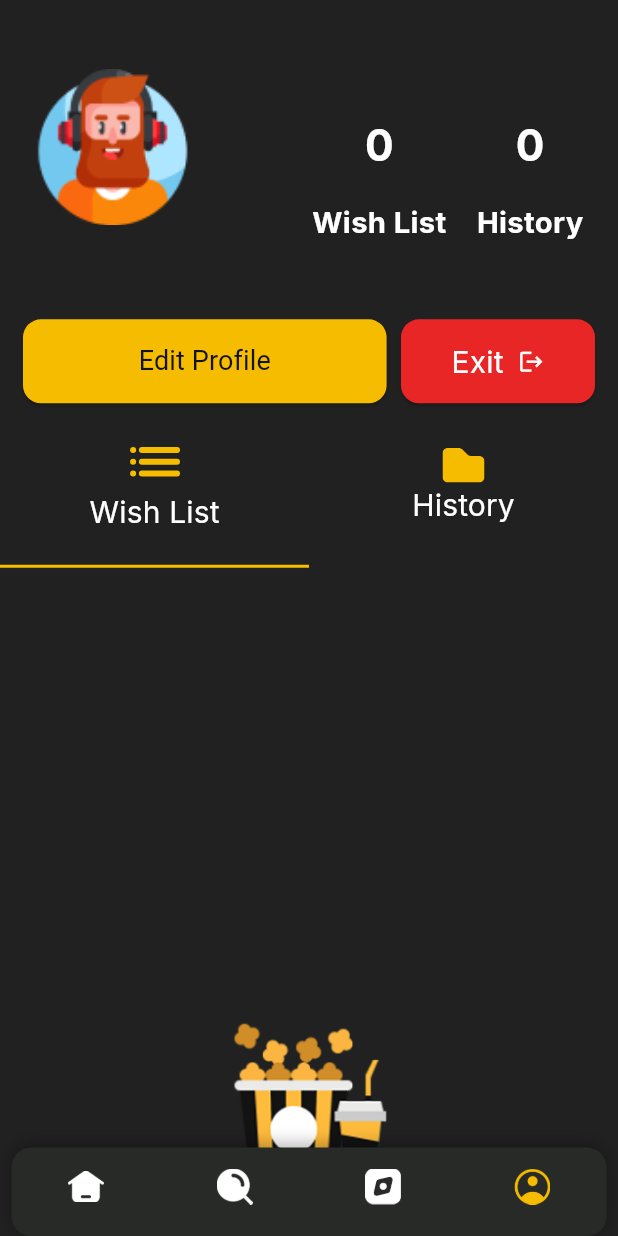
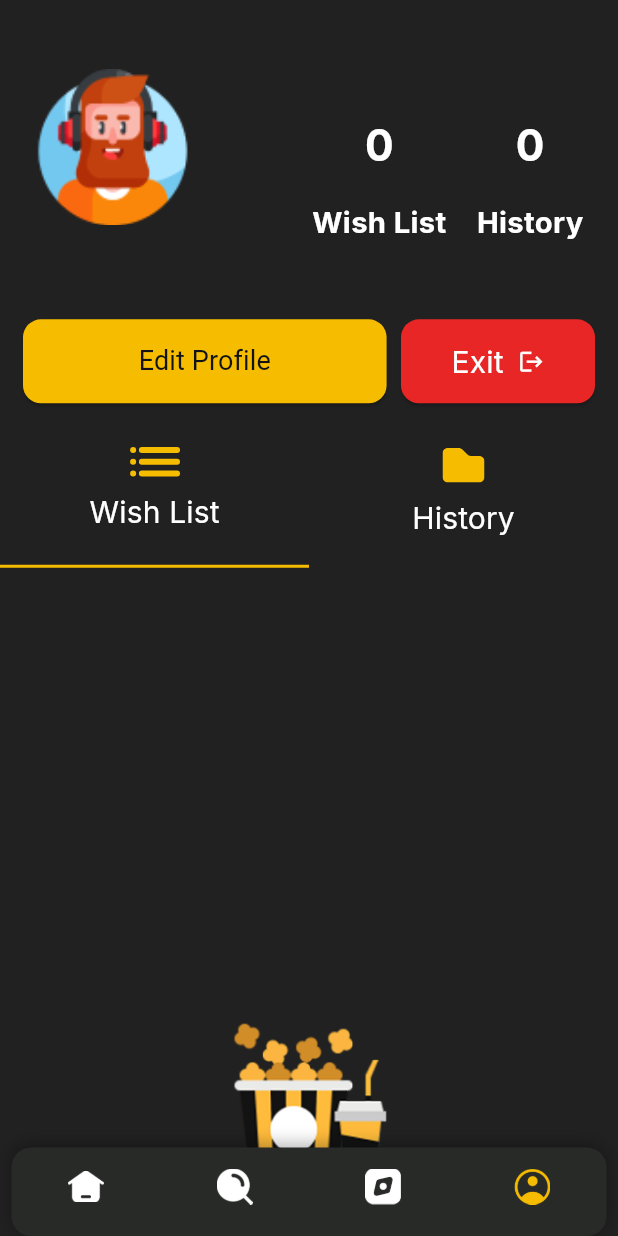
Before and after one commit to Zahira-Hamza/movies_app, a Flutter app: the HomeScreen screen opened by its route, item 4 of the bottom bar chosen, on a phone screen of 412 x 824 dp. Run offline on Flutter 3.47's test engine with Material 3 defaults, Android fonts, the phone set to English and light mode, and no system bars; our stand-ins replace cached_network_image, carousel_slider, dartz, dio, flutter_bloc, flutter_screenutil and 4 more; accounts and stored records are empty; network calls fail.

Commit message:
Fix some Conflicts

```diff
--- a/lib/core/constants/styles/app_assets.dart
+++ b/lib/core/constants/styles/app_assets.dart
@@ -13,6 +13,8 @@ class AppAssets {
   static const String rateIcon = 'assets/images/icons/star_icon.svg';
   static const String whishIcon = 'assets/images/icons/wishlist.svg';
   static const String historyIcon = 'assets/images/icons/history.svg';
+  static const String searchIcon = 'assets/images/icons/search_tab.png';
+
   static const String avatar1 = 'assets/images/avatars/avatar1.png';
   static const String avatar2 = 'assets/images/avatars/avatar2.png';
   static const String avatar3 = 'assets/images/avatars/avatar3.png';
--- a/lib/l10n/app_localizations.dart
+++ b/lib/l10n/app_localizations.dart
@@ -361,6 +361,7 @@ abstract class AppLocalizations {
   /// In en, this message translates to:
   /// **'Start your journey of discovery and entertainment now.'**
   String get start_watching_now_desc;
+
   /// No description provided for @sure_exit.
   ///
   /// In en, this message translates to:
--- a/lib/l10n/app_localizations_ar.dart
+++ b/lib/l10n/app_localizations_ar.dart
@@ -146,6 +146,8 @@ class AppLocalizationsAr extends AppLocalizations {
   @override
   String get start_watching_now_desc =>
       'ابدأ رحلة الاستكشاف والاستمتاع الخاصة بك الآن.';
+
+  @override
   String get sure_exit => 'هل انت متاكد من انك تريد الخروج ؟';
 
   @override
--- a/lib/l10n/app_localizations_en.dart
+++ b/lib/l10n/app_localizations_en.dart
@@ -146,6 +146,8 @@ class AppLocalizationsEn extends AppLocalizations {
   @override
   String get start_watching_now_desc =>
       'Start your journey of discovery and entertainment now.';
+
+  @override
   String get sure_exit => 'Are you sure you want to exit the app ?';
 
   @override
--- a/lib/main.dart
+++ b/lib/main.dart
@@ -73,7 +73,7 @@ class _MoviesAppState extends State<MoviesApp> {
           ],
           child: MaterialApp(
             debugShowCheckedModeBanner: false,
-            initialRoute: AppRoutes.homeScreenRoute,
+            initialRoute: AppRoutes.loginScreenRoute,
             theme: AppTheme.appTheme,
             routes: {
               AppRoutes.onBoardingScreenRoute: (context) => OnboardingScreen(),
--- a/lib/view/screens/home/tabs/profile/profile_tab.dart
+++ b/lib/view/screens/home/tabs/profile/profile_tab.dart
@@ -279,8 +279,8 @@ class _ProfileTabState extends State<ProfileTab> {
                             children: [
                               SvgPicture.asset(AppAssets.historyIcon,
                                   fit: BoxFit.scaleDown),
-                              Text(
-                                  AppLocalizations.of(context)!.history,
+                              SizedBox(height: 10.h),
+                              Text(AppLocalizations.of(context)!.history,
                                   style: AppStyles.regular20white),
                             ],
                           ),
--- a/lib/view/screens/update_profile/update_profile_screen.dart
+++ b/lib/view/screens/update_profile/update_profile_screen.dart
@@ -191,6 +191,7 @@ class _UpdateProfileState extends State<UpdateProfile> {
                           UIUtils.hideLoading(context);
                           UIUtils.showMessage(state.message, context,
                               AppColors.yellowPrimaryColor);
+                          Navigator.of(context).pop();
                         }
                       },
                       child: CustomeElevatedButton(
```
Also changed, not shown: lib/view/screens/home/tabs/browse/browse_tab.dart (+23 -12 lines), lib/view/screens/home/tabs/search/search_tab.dart (+15 -9 lines).
